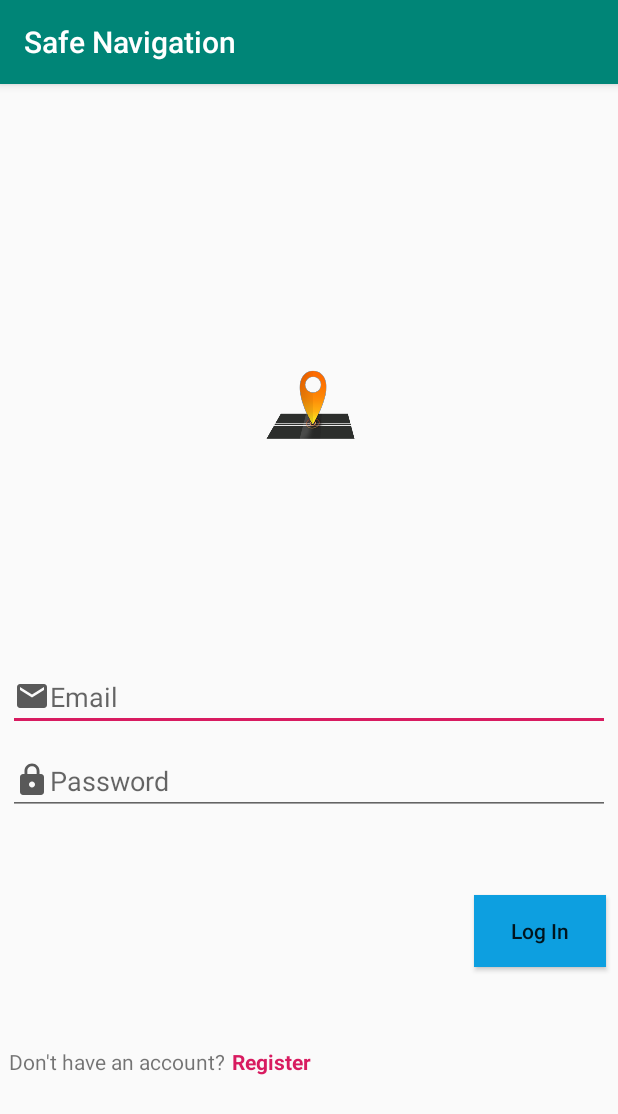
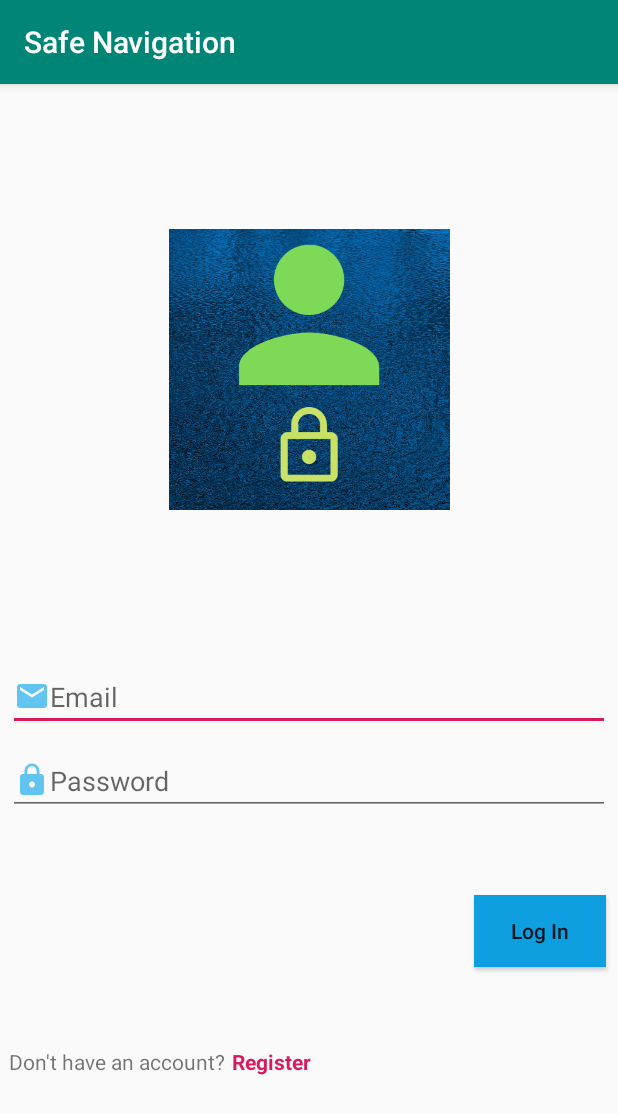
Before and after one commit to himel01/Safe-Navigation, an Android app: the screen it shows after launch (LoginActivity), on a phone screen of 412 x 824 dp. Shown: the top 1114 px of the screen. Run offline under Robolectric (Android 15) with nearby library versions, the phone set to English and light mode, and no system bars; our stand-ins replace Firebase (no records; nobody signed in at launch, a user with empty details on screens opened directly), data binding.

Commit message:
xml edited

```diff
--- a/app/src/main/AndroidManifest.xml
+++ b/app/src/main/AndroidManifest.xml
@@ -9,7 +9,7 @@
         android:roundIcon="@mipmap/ic_launcher_round"
         android:supportsRtl="true"
         android:theme="@style/AppTheme">
-        <activity android:name=".GetDirectionActivity"></activity>
+        <activity android:name=".GetDirectionActivity"/>
         <activity android:name=".AddLocationActivity" />
         <activity android:name=".RegisterActivity" />
         <activity android:name=".LoginActivity">
@@ -38,6 +38,7 @@
     <uses-permission android:name="android.permission.INTERNET" />
     <uses-permission android:name="android.permission.ACCESS_FINE_LOCATION" />
 
-    <uses-feature android:name="android.hardware.camera2"/>
+    <uses-feature android:name="android.hardware.camera2"
+                  android:required="true"/>
 
 </manifest>
--- a/app/src/main/res/drawable/ic_email_black_24dp.xml
+++ b/app/src/main/res/drawable/ic_email_black_24dp.xml
@@ -1,5 +1,5 @@
 <vector android:alpha="0.64" android:height="24dp"
     android:viewportHeight="24.0" android:viewportWidth="24.0"
     android:width="24dp" xmlns:android="http://schemas.android.com/apk/res/android">
-    <path android:fillColor="#FF000000" android:pathData="M20,4L4,4c-1.1,0 -1.99,0.9 -1.99,2L2,18c0,1.1 0.9,2 2,2h16c1.1,0 2,-0.9 2,-2L22,6c0,-1.1 -0.9,-2 -2,-2zM20,8l-8,5 -8,-5L4,6l8,5 8,-5v2z"/>
+    <path android:fillColor="#0DA6EC" android:pathData="M20,4L4,4c-1.1,0 -1.99,0.9 -1.99,2L2,18c0,1.1 0.9,2 2,2h16c1.1,0 2,-0.9 2,-2L22,6c0,-1.1 -0.9,-2 -2,-2zM20,8l-8,5 -8,-5L4,6l8,5 8,-5v2z"/>
 </vector>
--- a/app/src/main/res/drawable/ic_lock_black_24dp.xml
+++ b/app/src/main/res/drawable/ic_lock_black_24dp.xml
@@ -1,5 +1,5 @@
 <vector android:alpha="0.64" android:height="24dp"
     android:viewportHeight="24.0" android:viewportWidth="24.0"
     android:width="24dp" xmlns:android="http://schemas.android.com/apk/res/android">
-    <path android:fillColor="#000000" android:pathData="M18,8h-1L17,6c0,-2.76 -2.24,-5 -5,-5S7,3.24 7,6v2L6,8c-1.1,0 -2,0.9 -2,2v10c0,1.1 0.9,2 2,2h12c1.1,0 2,-0.9 2,-2L20,10c0,-1.1 -0.9,-2 -2,-2zM12,17c-1.1,0 -2,-0.9 -2,-2s0.9,-2 2,-2 2,0.9 2,2 -0.9,2 -2,2zM15.1,8L8.9,8L8.9,6c0,-1.71 1.39,-3.1 3.1,-3.1 1.71,0 3.1,1.39 3.1,3.1v2z"/>
+    <path android:fillColor="#0DA6EC" android:pathData="M18,8h-1L17,6c0,-2.76 -2.24,-5 -5,-5S7,3.24 7,6v2L6,8c-1.1,0 -2,0.9 -2,2v10c0,1.1 0.9,2 2,2h12c1.1,0 2,-0.9 2,-2L20,10c0,-1.1 -0.9,-2 -2,-2zM12,17c-1.1,0 -2,-0.9 -2,-2s0.9,-2 2,-2 2,0.9 2,2 -0.9,2 -2,2zM15.1,8L8.9,8L8.9,6c0,-1.71 1.39,-3.1 3.1,-3.1 1.71,0 3.1,1.39 3.1,3.1v2z"/>
 </vector>
--- a/app/src/main/res/layout/activity_login.xml
+++ b/app/src/main/res/layout/activity_login.xml
@@ -22,7 +22,7 @@
                 android:layout_gravity="center"
                 android:layout_margin="20dp"
                 android:contentDescription="@string/logo"
-                android:src="@drawable/logo"/>
+                android:src="@drawable/new_logo" />
 
             <!--android:src="@drawable/batman_logo" />-->
         </LinearLayout>
```
Also changed, not shown: app/src/main/res/drawable/new_logo.png (added).
